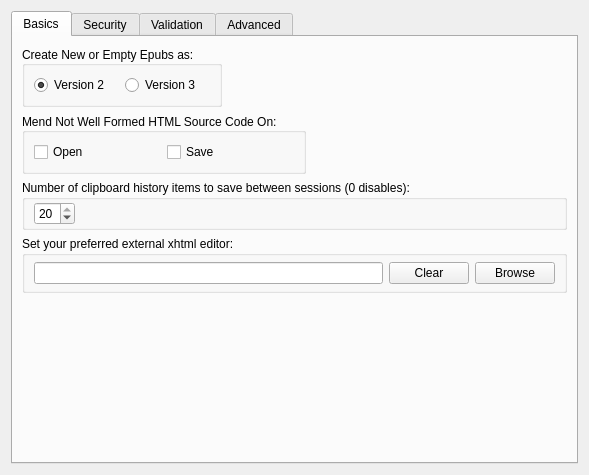
First picture: the form in src/Form_Files/PGeneralSettingsWidget.ui, repository Sigil-Ebook/Sigil, before the edit.
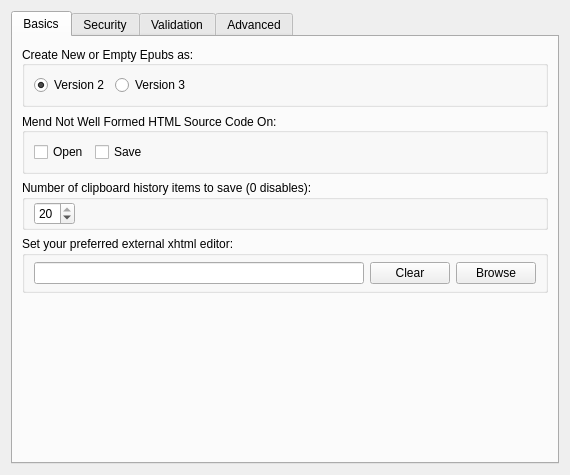
Second picture: the form after the edit.

Commit message: Finish prefs widget refactoring

Diff of the .ui file:
```diff
--- a/src/Form_Files/PGeneralSettingsWidget.ui
+++ b/src/Form_Files/PGeneralSettingsWidget.ui
@@ -6,7 +6,7 @@
    <rect>
     <x>0</x>
     <y>0</y>
-    <width>589</width>
+    <width>570</width>
     <height>475</height>
    </rect>
   </property>
@@ -16,6 +16,12 @@
   <layout class="QVBoxLayout" name="verticalLayout_5">
    <item>
     <widget class="QTabWidget" name="GenPrefs">
+     <property name="sizePolicy">
+      <sizepolicy hsizetype="Preferred" vsizetype="Preferred">
+       <horstretch>0</horstretch>
+       <verstretch>0</verstretch>
+      </sizepolicy>
+     </property>
      <property name="currentIndex">
       <number>0</number>
      </property>
@@ -27,7 +33,7 @@
        <item>
         <widget class="QGroupBox" name="groupBox">
          <property name="sizePolicy">
-          <sizepolicy hsizetype="Fixed" vsizetype="Preferred">
+          <sizepolicy hsizetype="Preferred" vsizetype="Preferred">
            <horstretch>0</horstretch>
            <verstretch>0</verstretch>
           </sizepolicy>
@@ -69,13 +75,26 @@
             </property>
            </widget>
           </item>
+          <item>
+           <spacer name="horizontalSpacer_4">
+            <property name="orientation">
+             <enum>Qt::Horizontal</enum>
+            </property>
+            <property name="sizeHint" stdset="0">
+             <size>
+              <width>40</width>
+              <height>20</height>
+             </size>
+            </property>
+           </spacer>
+          </item>
          </layout>
         </widget>
        </item>
        <item>
         <widget class="QGroupBox" name="groupBox_2">
          <property name="sizePolicy">
-          <sizepolicy hsizetype="Fixed" vsizetype="Preferred">
+          <sizepolicy hsizetype="Preferred" vsizetype="Preferred">
            <horstretch>0</horstretch>
            <verstretch>0</verstretch>
           </sizepolicy>
@@ -111,13 +130,26 @@
             </property>
            </widget>
           </item>
+          <item>
+           <spacer name="horizontalSpacer_3">
+            <property name="orientation">
+             <enum>Qt::Horizontal</enum>
+            </property>
+            <property name="sizeHint" stdset="0">
+             <size>
+              <width>40</width>
+              <height>20</height>
+             </size>
+            </property>
+           </spacer>
+          </item>
          </layout>
         </widget>
        </item>
        <item>
         <widget class="QGroupBox" name="groupBoxClipLimit">
          <property name="title">
-          <string>Number of clipboard history items to save between sessions (0 disables):</string>
+          <string>Number of clipboard history items to save (0 disables):</string>
          </property>
          <layout class="QHBoxLayout" name="horizontalLayout_2">
           <property name="topMargin">
```
Left out of the diff: 42 changed lines with no effect on the pictures. The commit also changes 5 other files.
